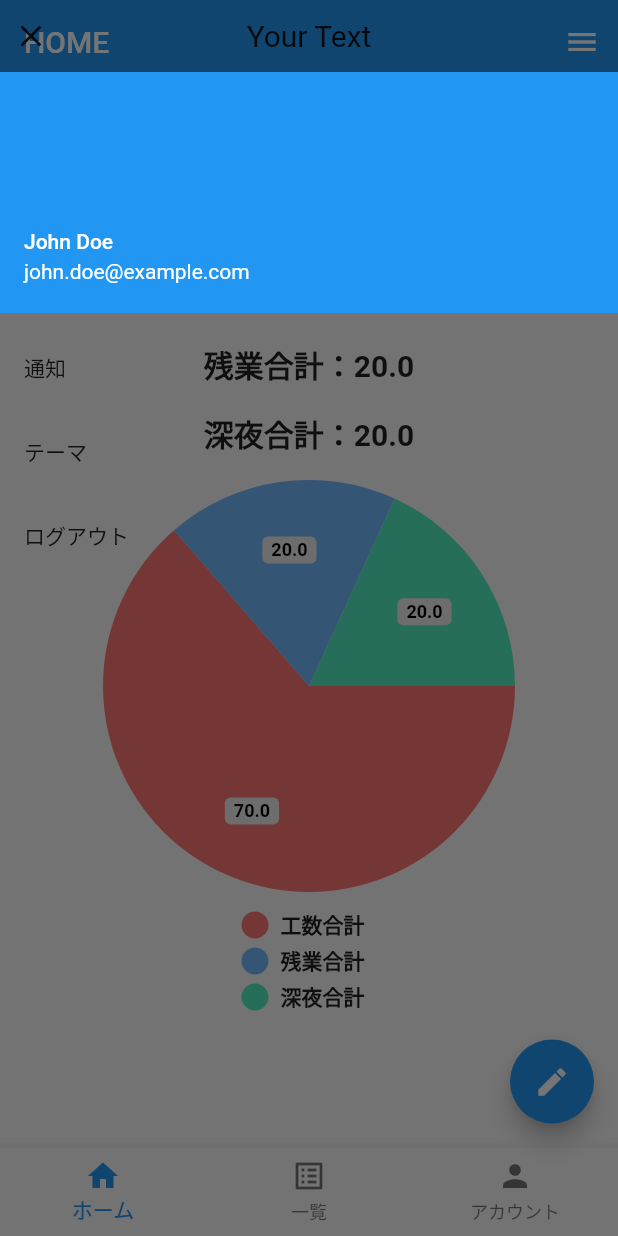
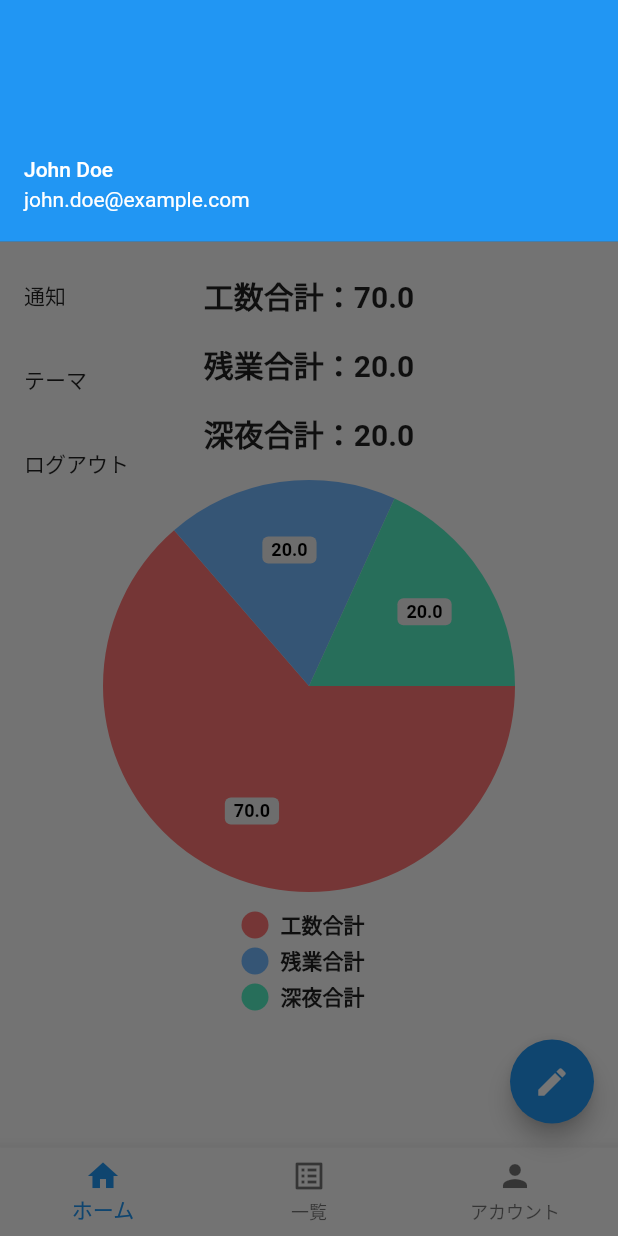
Before and after one commit to arashidani/diary_report_sample, a Flutter app: the screen it shows after launch, with the side drawer open, on a phone screen of 412 x 824 dp. Run offline on Flutter 3.47's test engine with Material 2 defaults, Android fonts, the phone set to English and light mode, and no system bars; drawn by our look-alikes of pie_chart; our stand-ins replace cloud_firestore, firebase_core, flutter_riverpod, freezed_annotation, go_router, google_fonts and 1 more; accounts and stored records are empty.

```diff
--- a/lib/app.dart
+++ b/lib/app.dart
@@ -3,6 +3,7 @@ import 'package:diary_report_sample/features/app/sample_view.dart';
 import 'package:diary_report_sample/features/app/table_view.dart';
 import 'package:diary_report_sample/router/router.dart';
 import 'package:flutter/material.dart';
+import 'package:google_fonts/google_fonts.dart';
 import 'package:persistent_bottom_nav_bar_v2/persistent-tab-view.dart';
 
 import 'features/app/side_drawer.dart';
--- a/lib/features/app/side_drawer.dart
+++ b/lib/features/app/side_drawer.dart
@@ -8,27 +8,6 @@ class SideDrawer extends StatelessWidget {
     return Container(
       child: ListView(
         children: [
-          Row(
-            children: [
-              Expanded(
-                  flex: 1, // 1割
-                  child: IconButton(
-                    onPressed: () {},
-                    icon: const Icon(Icons.close),
-                  )),
-              const Expanded(
-                flex: 8, // 8割
-                child: Text(
-                  'Your Text',
-                  style: TextStyle(fontSize: 20),
-                  textAlign: TextAlign.center,
-                ),
-              ),
-              Expanded(
-                  flex: 1, // 1割
-                  child: Container()),
-            ],
-          ),
           const UserAccountsDrawerHeader(
             accountName: Text('John Doe'),
             accountEmail: Text('john.doe@example.com'),
--- a/pubspec.yaml
+++ b/pubspec.yaml
@@ -22,6 +22,7 @@ dependencies:
   intl:
   persistent_bottom_nav_bar_v2: ^4.2.8
   pie_chart: ^5.4.0
+  google_fonts: 6.1.0
 
 dev_dependencies:
   flutter_test:
```
